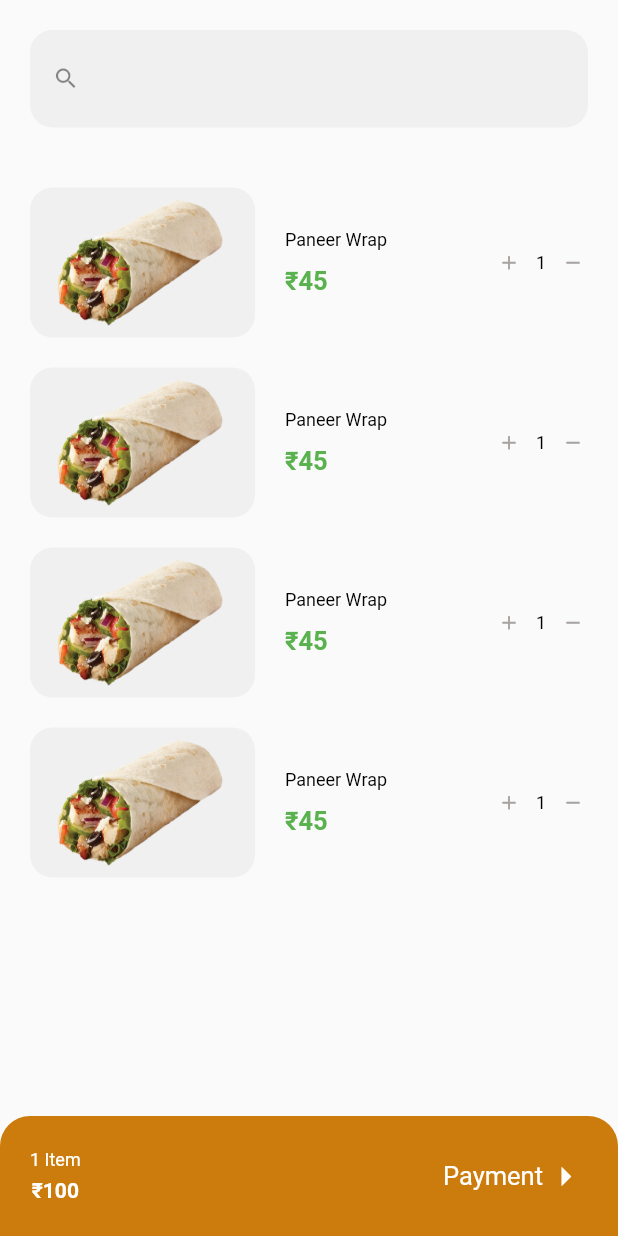
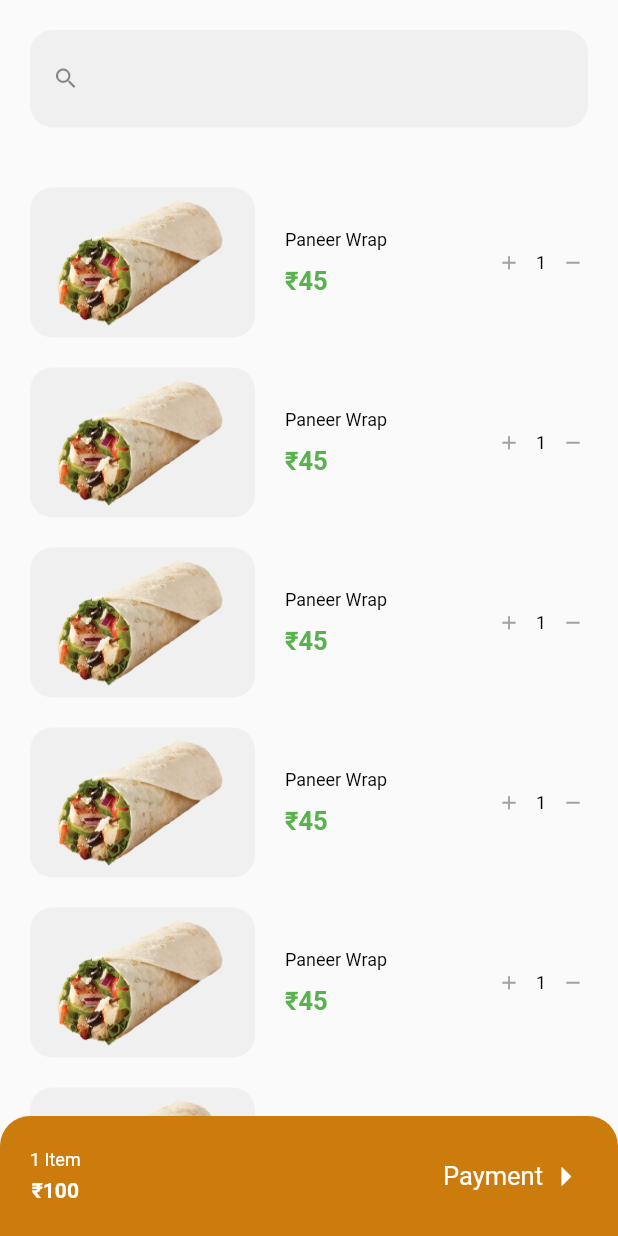
Before and after one commit to AkshatRastogi-1nC0re/JustDM, a Flutter app: the Cart screen opened directly, on a phone screen of 412 x 824 dp. Run offline on Flutter 3.47's test engine with Material 2 defaults, Android fonts, the phone set to English and light mode, and no system bars; our stand-ins replace carousel_slider, cloud_firestore, dots_indicator, firebase_core, flutter_rating_bar, flutter_spinkit and 7 more; missing offline and left inert: enum_to_string, razorpay_flutter; accounts and stored records are empty; project files that could hold a hidden picture were left out.

Commit message:
list view builder

```diff
--- a/lib/main.dart
+++ b/lib/main.dart
@@ -30,7 +30,7 @@ class MyApp extends StatelessWidget {
   Widget build(BuildContext context) {
     return GetMaterialApp(
       debugShowCheckedModeBanner: false,
-      home: YourOrders(),
+      home: Cart(),
       theme: AppTheme.lightAppTheme,
     );
   }
--- a/lib/src/view/screen/CartElements/longproductcard.dart
+++ b/lib/src/view/screen/CartElements/longproductcard.dart
@@ -11,11 +11,13 @@ class LongProductCard extends StatefulWidget {
     this.productimgname = "",
     this.title = "",
     this.price = "",
+    this.isorderdone = false,
   });
   final double width, aspectRatio;
   final String productimgname;
   final String title;
   final String price;
+  final bool isorderdone;
 
   @override
   _LongProductCardState createState() => _LongProductCardState();
@@ -79,7 +81,7 @@ class _LongProductCardState extends State<LongProductCard> {
                     ],
                   ),
                 ),
-                Row(
+                widget.isorderdone==false?Row(
                   mainAxisAlignment: MainAxisAlignment.spaceBetween,
                   children: [
                     InkWell(
@@ -120,6 +122,13 @@ class _LongProductCardState extends State<LongProductCard> {
                       ),
                     ),
                   ],
+                ):Text(
+                  " X "+quantity.toString(),
+                  style: TextStyle(
+                      fontSize: (12),
+                      color: Colors.black),
+                  maxLines: 1,
+                  overflow: TextOverflow.ellipsis,
                 )
               ],
             ),
--- a/lib/src/view/screen/cart.dart
+++ b/lib/src/view/screen/cart.dart
@@ -117,14 +117,20 @@ class _CartState extends State<Cart> {
                     ),
                   ),
                   SizedBox(height: 20,),
-                  LongProductCard(title: "Paneer Wrap",productimgname: "wrap.png",price: r"45",width: 100,),
-                  SizedBox(height: 20,),
-                  LongProductCard(title: "Paneer Wrap",productimgname: "wrap.png",price: r"45",width: 100,),
-                  SizedBox(height: 20,),
-                  LongProductCard(title: "Paneer Wrap",productimgname: "wrap.png",price: r"45",width: 100,),
-                  SizedBox(height: 20,),
-                  LongProductCard(title: "Paneer Wrap",productimgname: "wrap.png",price: r"45",width: 100,),
-                  SizedBox(height: 130,),
+                  ListView.builder(
+                    shrinkWrap: true,
+                      itemCount: 8,
+                      itemBuilder: (BuildContext ctxt, int index) {
+                        return Column(
+                          children: [
+                            LongProductCard(title: "Paneer Wrap",productimgname: "wrap.png",price: r"45",width: 100,),
+                            SizedBox(height: 20,),
+                          ],
+                        );
+                      }
+                  ),
+
+                  SizedBox(height: 110,),
                 ],
               ),
             ),
--- a/lib/src/view/screen/yourorders.dart
+++ b/lib/src/view/screen/yourorders.dart
@@ -75,14 +75,15 @@ class _YourOrdersState extends State<YourOrders> {
                 ),
               ),
               SizedBox(height: 20,),
-              LongProductCard(title: "Paneer Wrap",productimgname: "wrap.png",price: r"45",width: 100,),
+              LongProductCard(title: "Paneer Wrap",productimgname: "wrap.png",price: r"45",width: 100,isorderdone: true,),
               SizedBox(height: 20,),
-              LongProductCard(title: "Paneer Wrap",productimgname: "wrap.png",price: r"45",width: 100,),
+              LongProductCard(title: "Paneer Wrap",productimgname: "wrap.png",price: r"45",width: 100,isorderdone: true,),
               SizedBox(height: 20,),
-              LongProductCard(title: "Paneer Wrap",productimgname: "wrap.png",price: r"45",width: 100,),
+              LongProductCard(title: "Paneer Wrap",productimgname: "wrap.png",price: r"45",width: 100,isorderdone: true,),
               SizedBox(height: 20,),
-              LongProductCard(title: "Paneer Wrap",productimgname: "wrap.png",price: r"45",width: 100,),
+              LongProductCard(title: "Paneer Wrap",productimgname: "wrap.png",price: r"45",width: 100,isorderdone: true,),
               SizedBox(height: 130,),
+
             ],
           ),
         ),
```
